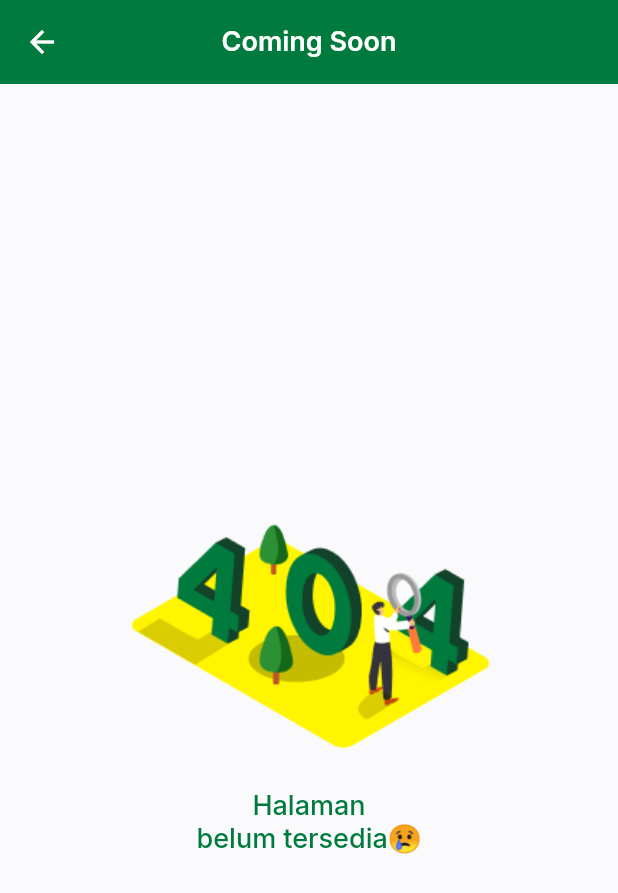
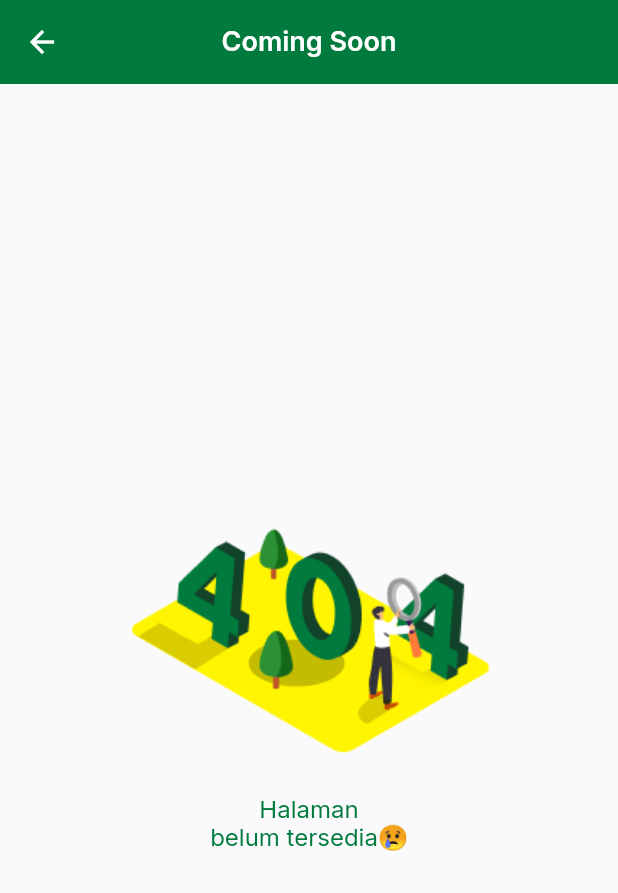
Before and after one commit to RidhaAF/prm_hmtif_unpas, a Flutter app: the ComingSoonPage screen opened by its route, on a phone screen of 412 x 824 dp. Shown: the top 893 px of the screen. Run offline on Flutter 3.47's test engine with Material 2 defaults, Android fonts, the phone set to English and light mode, and no system bars; our stand-ins replace flutter_countdown_timer, google_fonts, package_info_plus, percent_indicator, pull_to_refresh, shared_preferences; accounts and stored records are empty; network calls fail.

Commit message:
Update font weight for desc text

```diff
--- a/lib/pages/coming_soon_page.dart
+++ b/lib/pages/coming_soon_page.dart
@@ -25,8 +25,7 @@ class ComingSoonPage extends StatelessWidget {
         'Halaman\nbelum tersedia😢',
         style: GoogleFonts.inter(
           color: primaryColor,
-          fontSize: 18,
-          fontWeight: FontWeight.w500,
+          fontSize: 16,
         ),
         textAlign: TextAlign.center,
       );
```
